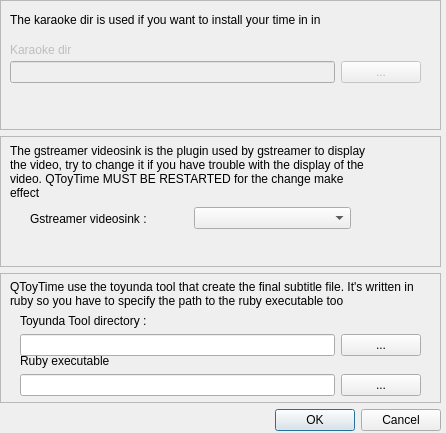
Above: QToyTime/configdialog.ui from Toyunda/toyunda before the change. Below: the same form after it.
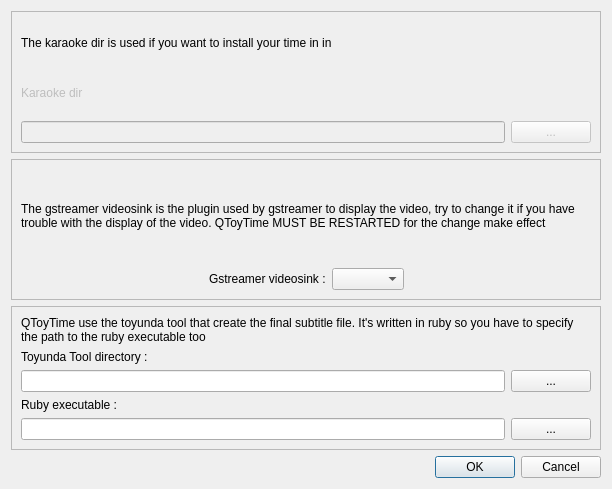
That is the form after the change.

Commit message: make QToyTime look better\nstart adding some detection for ruby/toyunda tools

```diff
--- a/QToyTime/configdialog.ui
+++ b/QToyTime/configdialog.ui
@@ -6,8 +6,8 @@
    <rect>
     <x>0</x>
     <y>0</y>
-    <width>446</width>
-    <height>433</height>
+    <width>612</width>
+    <height>489</height>
    </rect>
   </property>
   <property name="windowTitle">
@@ -16,15 +16,8 @@
   <property name="locale">
    <locale language="English" country="UnitedStates"/>
   </property>
-  <widget class="QWidget" name="layoutWidget">
-   <property name="geometry">
-    <rect>
-     <x>0</x>
-     <y>0</y>
-     <width>441</width>
-     <height>431</height>
-    </rect>
-   </property>
+  <layout class="QHBoxLayout" name="horizontalLayout_5">
+   <item>
    <layout class="QVBoxLayout" name="verticalLayout">
     <item>
      <widget class="QFrame" name="frame">
@@ -34,83 +27,65 @@
       <property name="frameShadow">
        <enum>QFrame::Raised</enum>
       </property>
-      <widget class="QWidget" name="layoutWidget">
-       <property name="geometry">
-        <rect>
-         <x>10</x>
-         <y>60</y>
-         <width>411</width>
-         <height>25</height>
-        </rect>
-       </property>
-       <layout class="QHBoxLayout" name="horizontalLayout">
+       <layout class="QVBoxLayout" name="verticalLayout_4">
         <item>
-         <widget class="QLineEdit" name="lineEdit">
-          <property name="enabled">
-           <bool>false</bool>
-          </property>
-         </widget>
-        </item>
-        <item>
-         <widget class="QPushButton" name="pushButton">
-          <property name="enabled">
-           <bool>false</bool>
-          </property>
-          <property name="text">
-           <string>...</string>
-          </property>
-         </widget>
-        </item>
-       </layout>
-      </widget>
       <widget class="QLabel" name="label_2">
-       <property name="geometry">
-        <rect>
-         <x>10</x>
-         <y>10</y>
-         <width>381</width>
-         <height>20</height>
-        </rect>
-       </property>
        <property name="text">
         <string>The karaoke dir is used if you want to install your time in in</string>
        </property>
       </widget>
+        </item>
+        <item>
       <widget class="QLabel" name="label">
        <property name="enabled">
         <bool>false</bool>
        </property>
-       <property name="geometry">
-        <rect>
-         <x>10</x>
-         <y>40</y>
-         <width>81</width>
-         <height>20</height>
-        </rect>
-       </property>
        <property name="text">
         <string>Karaoke dir</string>
        </property>
       </widget>
+        </item>
+        <item>
+         <layout class="QHBoxLayout" name="horizontalLayout">
+          <item>
+           <widget class="QLineEdit" name="lineEdit">
+            <property name="enabled">
+             <bool>false</bool>
+            </property>
+           </widget>
+          </item>
+          <item>
+           <widget class="QPushButton" name="pushButton">
+            <property name="enabled">
+             <bool>false</bool>
+            </property>
+            <property name="text">
+             <string>...</string>
+            </property>
+           </widget>
+          </item>
+         </layout>
+        </item>
+       </layout>
      </widget>
     </item>
     <item>
      <widget class="QFrame" name="frame_2">
+       <property name="sizePolicy">
+        <sizepolicy hsizetype="Preferred" vsizetype="Minimum">
+         <horstretch>0</horstretch>
+         <verstretch>0</verstretch>
+        </sizepolicy>
+       </property>
       <property name="frameShape">
        <enum>QFrame::StyledPanel</enum>
       </property>
       <property name="frameShadow">
        <enum>QFrame::Raised</enum>
       </property>
+       <layout class="QVBoxLayout" name="verticalLayout_3">
+        <item>
       <widget class="QLabel" name="label_3">
-       <property name="geometry">
-        <rect>
-         <x>10</x>
-         <y>0</y>
-         <width>361</width>
-         <height>71</height>
-        </rect>
-       </property>
        <property name="text">
         <string>The gstreamer videosink is the plugin used by gstreamer to display the video, try to change it if you have trouble with the display of the video. QToyTime MUST BE RESTARTED for the change make effect</string>
        </property>
@@ -118,16 +93,22 @@
         <bool>true</bool>
        </property>
       </widget>
-      <widget class="QWidget" name="layoutWidget">
-       <property name="geometry">
-        <rect>
-         <x>30</x>
-         <y>70</y>
-         <width>321</width>
-         <height>25</height>
-        </rect>
-       </property>
+        </item>
+        <item>
        <layout class="QHBoxLayout" name="horizontalLayout_2">
+          <item>
+           <spacer name="horizontalSpacer_2">
+            <property name="orientation">
+             <enum>Qt::Horizontal</enum>
+            </property>
+            <property name="sizeHint" stdset="0">
+             <size>
+              <width>40</width>
+              <height>20</height>
+             </size>
+            </property>
+           </spacer>
+          </item>
         <item>
          <widget class="QLabel" name="label_4">
           <property name="text">
@@ -138,8 +119,22 @@
         <item>
          <widget class="QComboBox" name="videosinkComboBox"/>
         </item>
-       </layout>
-      </widget>
+          <item>
+           <spacer name="horizontalSpacer">
+            <property name="orientation">
+             <enum>Qt::Horizontal</enum>
+            </property>
+            <property name="sizeHint" stdset="0">
+             <size>
+              <width>40</width>
+              <height>20</height>
+             </size>
+            </property>
+           </spacer>
+          </item>
+         </layout>
+        </item>
+       </layout>
      </widget>
     </item>
     <item>
@@ -150,15 +145,11 @@
       <property name="frameShadow">
        <enum>QFrame::Raised</enum>
       </property>
+       <layout class="QHBoxLayout" name="horizontalLayout_6">
+        <item>
+         <layout class="QVBoxLayout" name="verticalLayout_2">
+          <item>
       <widget class="QLabel" name="label_5">
-       <property name="geometry">
-        <rect>
-         <x>10</x>
-         <y>0</y>
-         <width>421</width>
-         <height>41</height>
-        </rect>
-       </property>
        <property name="text">
         <string>QToyTime use the toyunda tool that create the final subtitle file. It's written in ruby so you have to specify the path to the ruby executable too</string>
        </property>
@@ -166,50 +157,9 @@
         <bool>true</bool>
        </property>
       </widget>
-      <widget class="QLabel" name="label_6">
-       <property name="geometry">
-        <rect>
-         <x>20</x>
-         <y>80</y>
-         <width>91</width>
-         <height>16</height>
-        </rect>
-       </property>
-       <property name="text">
-        <string>Ruby executable :</string>
-       </property>
-      </widget>
-      <widget class="QWidget" name="layoutWidget">
-       <property name="geometry">
-        <rect>
-         <x>20</x>
-         <y>100</y>
-         <width>401</width>
-         <height>25</height>
-        </rect>
-       </property>
-       <layout class="QHBoxLayout" name="horizontalLayout_3">
-        <item>
-         <widget class="QLineEdit" name="rubyLineEdit"/>
         </item>
         <item>
-         <widget class="QPushButton" name="rubyChooseButton">
-          <property name="text">
-           <string>...</string>
-          </property>
-         </widget>
-        </item>
-       </layout>
-      </widget>
       <widget class="QLabel" name="label_7">
-       <property name="geometry">
-        <rect>
-         <x>20</x>
-         <y>40</y>
-         <width>131</width>
-         <height>16</height>
-        </rect>
-       </property>
        <property name="text">
         <string>Toyunda Tool directory :</string>
        </property>
@@ -217,15 +167,8 @@
         <bool>true</bool>
        </property>
       </widget>
-      <widget class="QWidget" name="">
-       <property name="geometry">
-        <rect>
-         <x>20</x>
-         <y>60</y>
-         <width>401</width>
-         <height>25</height>
-        </rect>
-       </property>
+          </item>
+          <item>
        <layout class="QHBoxLayout" name="horizontalLayout_4">
         <item>
          <widget class="QLineEdit" name="toyToolEdit"/>
@@ -238,7 +181,31 @@
          </widget>
         </item>
        </layout>
-      </widget>
+          </item>
+          <item>
+           <widget class="QLabel" name="label_6">
+            <property name="text">
+             <string>Ruby executable :</string>
+            </property>
+           </widget>
+          </item>
+          <item>
+           <layout class="QHBoxLayout" name="horizontalLayout_3">
+            <item>
+             <widget class="QLineEdit" name="rubyLineEdit"/>
+            </item>
+            <item>
+             <widget class="QPushButton" name="rubyChooseButton">
+              <property name="text">
+               <string>...</string>
+              </property>
+             </widget>
+            </item>
+           </layout>
+          </item>
+         </layout>
+        </item>
+       </layout>
      </widget>
     </item>
     <item>
@@ -252,7 +219,8 @@
      </widget>
     </item>
    </layout>
-  </widget>
+   </item>
+  </layout>
  </widget>
  <resources/>
  <connections>
```
Lines whose indentation alone changed are shown as unchanged. The commit also changes 27 other files.
